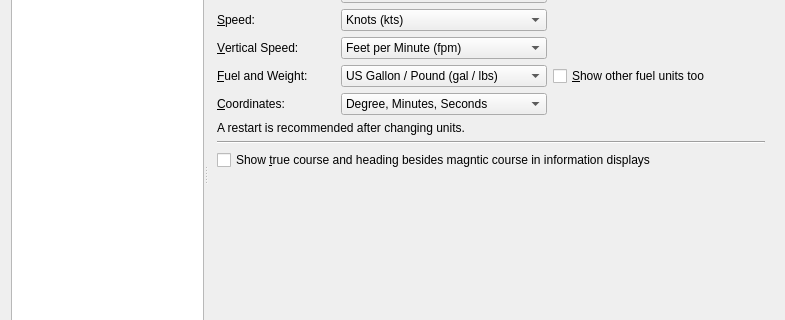
The window that src/options/options.ui (albar965/littlenavmap) describes before a commit, drawn with Qt 5; both pictures show x 0 to 785 and y 95 to 415 of the 785 by 565 pixel window.
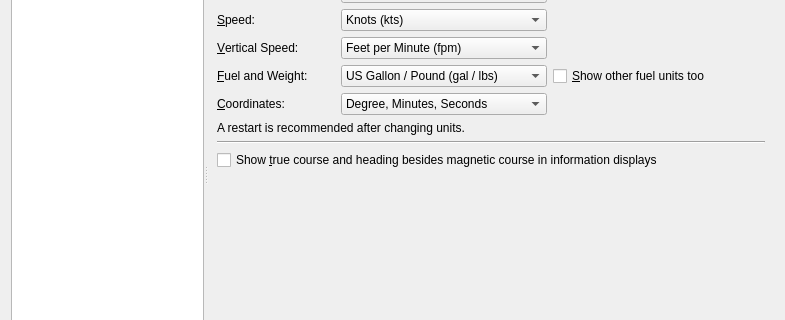
The same window after the commit. The open tabs and pages were chosen to show the change.

What changed in the file:
```diff
--- a/src/options/options.ui
+++ b/src/options/options.ui
@@ -2945,7 +2945,7 @@
 Also affects labels at holds and traffic patterns.</string>
           </property>
           <property name="text">
-           <string>Show &amp;true course and heading besides magntic course in information displays</string>
+           <string>Show &amp;true course and heading besides magnetic course in information displays</string>
           </property>
           <property name="checked">
            <bool>false</bool>
```
